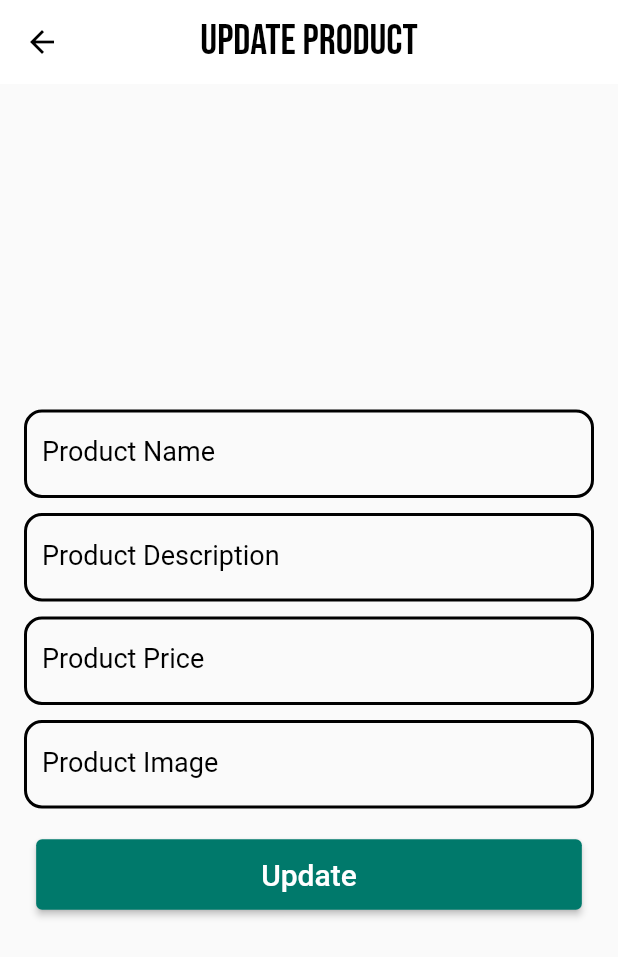
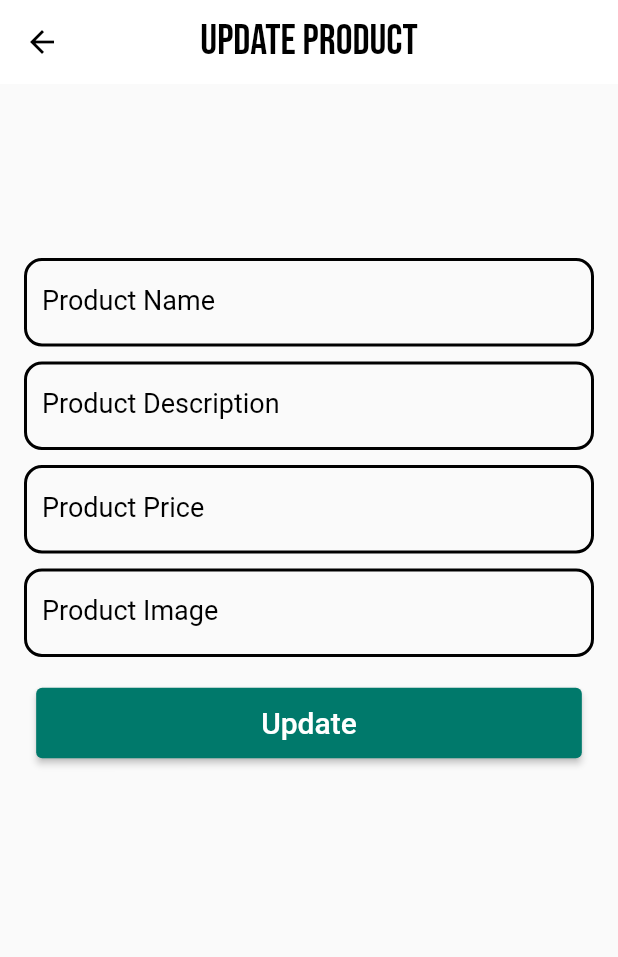
Before and after one commit to Ahmeddsanad/store_app, a Flutter app: the UpdateScreen screen opened by its route, on a phone screen of 412 x 824 dp. Shown: the top 957 px of the screen. Run offline on Flutter 3.47's test engine with Material 2 defaults, Android fonts, the phone set to English and light mode, and no system bars; our stand-ins replace font_awesome_flutter; network calls fail.

Commit message:
update_product_ui

```diff
--- a/lib/main.dart
+++ b/lib/main.dart
@@ -16,7 +16,7 @@ class StoreApp extends StatelessWidget {
       debugShowCheckedModeBanner: false,
       routes: {
         HomeScreen.id: (context) => const HomeScreen(),
-        UpdateScreen.id: (context) => const UpdateScreen(),
+        UpdateScreen.id: (context) => UpdateScreen(),
       },
       initialRoute: HomeScreen.id,
     );
--- a/lib/screens/update_product_screen.dart
+++ b/lib/screens/update_product_screen.dart
@@ -4,9 +4,12 @@ import 'package:store_app/widgets/custom_buttonItem.dart';
 import 'package:store_app/widgets/custom_textformfield.dart';
 
 class UpdateScreen extends StatelessWidget {
-  const UpdateScreen({super.key});
+  UpdateScreen({super.key});
 
   static String id = 'UpdateProduct';
+
+  String? pName, pDesc, pImage;
+  int? pPrice;
 
   @override
   Widget build(BuildContext context) {
@@ -35,28 +38,44 @@ class UpdateScreen extends StatelessWidget {
       ),
       body: Padding(
         padding: const EdgeInsets.all(16.0),
+        child: SingleChildScrollView(
           child: Column(
-          mainAxisAlignment: MainAxisAlignment.center,
             children: [
+              const SizedBox(
+                height: 100,
+              ),
               TextFormFieldItem(
+                onChanged: (data) {
+                  pName = data;
+                },
                 text: 'Product Name',
               ),
               const SizedBox(
                 height: 10,
               ),
               TextFormFieldItem(
+                onChanged: (data) {
+                  pDesc = data;
+                },
                 text: 'Product Description',
               ),
               const SizedBox(
                 height: 10,
               ),
               TextFormFieldItem(
+                onChanged: (data) {
+                  pPrice = int.parse(data);
+                },
                 text: 'Product Price',
+                keyboardType: TextInputType.number,
               ),
               const SizedBox(
                 height: 10,
               ),
               TextFormFieldItem(
+                onChanged: (data) {
+                  pImage = data;
+                },
                 text: 'Product Image',
               ),
               const SizedBox(
@@ -70,6 +89,7 @@ class UpdateScreen extends StatelessWidget {
             ],
           ),
         ),
+      ),
     );
   }
 }
--- a/lib/widgets/custom_textformfield.dart
+++ b/lib/widgets/custom_textformfield.dart
@@ -1,15 +1,16 @@
 import 'package:flutter/material.dart';
 
-Widget TextFormFieldItem({
-  required String text,
+Widget TextFormFieldItem(
+    {required String text,
     TextEditingController? controller,
     Function(String)? onChanged,
     String? Function(String?)? validator,
     bool isObscureText = false,
     bool isPasswordField = false,
     Widget? SuffixIcon,
-}) {
+    TextInputType? keyboardType}) {
   return TextFormField(
+    keyboardType: keyboardType,
     obscureText: isObscureText,
     onChanged: onChanged,
     validator: validator,
```
Lines whose indentation alone changed are shown as unchanged.
